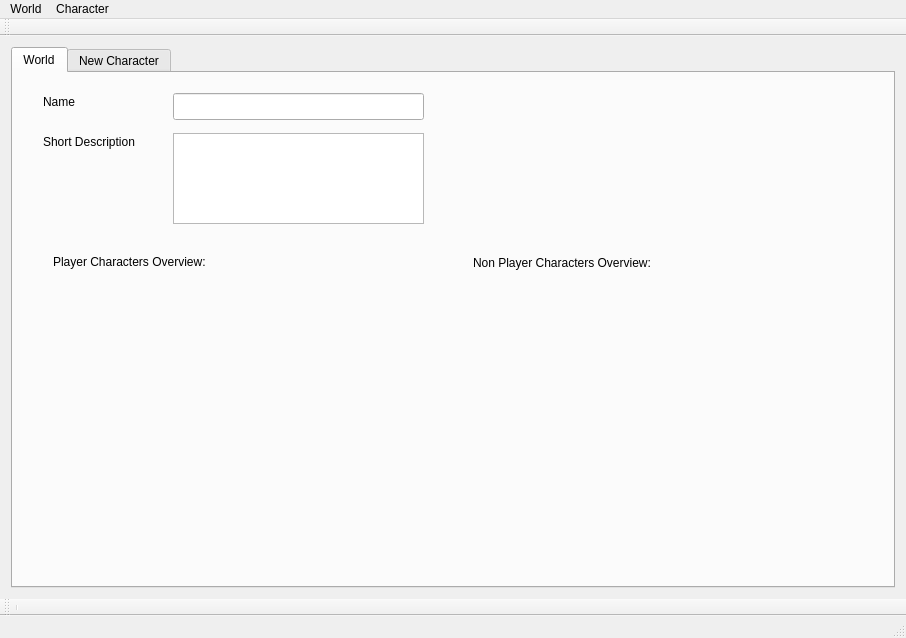
This is mainwindow.ui in Michael-A-D/HelloWorlds as Qt 5 draws it before an edit. The edited form follows.
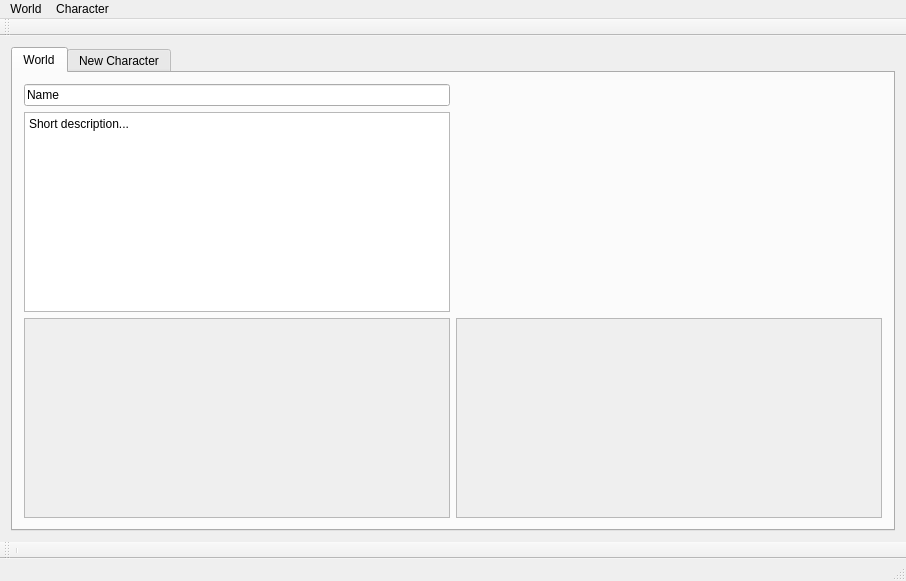
This is the edited form.

Commit message: Character overview is OK (no NPC/PC distinction yet)

Diff of the .ui file:
```diff
--- a/mainwindow.ui
+++ b/mainwindow.ui
@@ -7,7 +7,7 @@
     <x>0</x>
     <y>0</y>
     <width>906</width>
-    <height>638</height>
+    <height>581</height>
    </rect>
   </property>
   <property name="windowTitle">
@@ -24,124 +24,70 @@
        <attribute name="title">
         <string>World</string>
        </attribute>
-       <widget class="QLineEdit" name="lineEdit">
-        <property name="geometry">
-         <rect>
-          <x>160</x>
-          <y>20</y>
-          <width>251</width>
-          <height>27</height>
-         </rect>
-        </property>
-       </widget>
-       <widget class="QLabel" name="label">
-        <property name="geometry">
-         <rect>
-          <x>30</x>
-          <y>20</y>
-          <width>67</width>
-          <height>17</height>
-         </rect>
-        </property>
-        <property name="text">
-         <string>Name</string>
-        </property>
-       </widget>
-       <widget class="QPlainTextEdit" name="plainTextEdit">
-        <property name="geometry">
-         <rect>
-          <x>160</x>
-          <y>60</y>
-          <width>251</width>
-          <height>91</height>
-         </rect>
-        </property>
-       </widget>
-       <widget class="QLabel" name="label_2">
-        <property name="geometry">
-         <rect>
-          <x>30</x>
-          <y>60</y>
-          <width>121</width>
-          <height>17</height>
-         </rect>
-        </property>
-        <property name="text">
-         <string>Short Description</string>
-        </property>
-       </widget>
-       <widget class="QLabel" name="label_3">
-        <property name="geometry">
-         <rect>
-          <x>40</x>
-          <y>180</y>
-          <width>351</width>
-          <height>17</height>
-         </rect>
-        </property>
-        <property name="text">
-         <string>Player Characters Overview:</string>
-        </property>
-       </widget>
-       <widget class="QLabel" name="label_4">
-        <property name="geometry">
-         <rect>
-          <x>460</x>
-          <y>180</y>
-          <width>371</width>
-          <height>20</height>
-         </rect>
-        </property>
-        <property name="text">
-         <string>Non Player Characters Overview:</string>
-        </property>
-       </widget>
-       <widget class="QScrollArea" name="PCO">
-        <property name="geometry">
-         <rect>
-          <x>130</x>
-          <y>310</y>
-          <width>1</width>
-          <height>1</height>
-         </rect>
-        </property>
-        <property name="widgetResizable">
-         <bool>true</bool>
-        </property>
-        <widget class="QWidget" name="PCOC">
-         <property name="geometry">
-          <rect>
-           <x>0</x>
-           <y>0</y>
-           <width>16</width>
-           <height>16</height>
-          </rect>
-         </property>
-        </widget>
-       </widget>
-       <widget class="QScrollArea" name="NPCO">
-        <property name="geometry">
-         <rect>
-          <x>450</x>
-          <y>290</y>
-          <width>1</width>
-          <height>1</height>
-         </rect>
-        </property>
-        <property name="widgetResizable">
-         <bool>true</bool>
-        </property>
-        <widget class="QWidget" name="NPCOC">
-         <property name="geometry">
-          <rect>
-           <x>0</x>
-           <y>0</y>
-           <width>16</width>
-           <height>16</height>
-          </rect>
-         </property>
-        </widget>
-       </widget>
+       <layout class="QGridLayout" name="gridLayout_2">
+        <item row="2" column="2">
+         <widget class="QScrollArea" name="NPCO">
+          <property name="widgetResizable">
+           <bool>true</bool>
+          </property>
+          <widget class="QWidget" name="NPCOC">
+           <property name="geometry">
+            <rect>
+             <x>0</x>
+             <y>0</y>
+             <width>428</width>
+             <height>197</height>
+            </rect>
+           </property>
+           <property name="sizePolicy">
+            <sizepolicy hsizetype="Expanding" vsizetype="Expanding">
+             <horstretch>0</horstretch>
+             <verstretch>0</verstretch>
+            </sizepolicy>
+           </property>
+           <zorder>plainTextEdit</zorder>
+           <zorder>plainTextEdit</zorder>
+          </widget>
+         </widget>
+        </item>
+        <item row="2" column="1">
+         <widget class="QScrollArea" name="PCO">
+          <property name="widgetResizable">
+           <bool>true</bool>
+          </property>
+          <widget class="QWidget" name="PCOC">
+           <property name="geometry">
+            <rect>
+             <x>0</x>
+             <y>0</y>
+             <width>428</width>
+             <height>197</height>
+            </rect>
+           </property>
+           <property name="sizePolicy">
+            <sizepolicy hsizetype="Expanding" vsizetype="Expanding">
+             <horstretch>0</horstretch>
+             <verstretch>0</verstretch>
+            </sizepolicy>
+           </property>
+          </widget>
+         </widget>
+        </item>
+        <item row="0" column="1">
+         <widget class="QLineEdit" name="lineEdit">
+          <property name="text">
+           <string>Name</string>
+          </property>
+         </widget>
+        </item>
+        <item row="1" column="1">
+         <widget class="QPlainTextEdit" name="plainTextEdit">
+          <property name="plainText">
+           <string>Short description...</string>
+          </property>
+         </widget>
+        </item>
+       </layout>
       </widget>
       <widget class="QWidget" name="Char1">
        <attribute name="title">
```
The commit also changes 5 other files.
